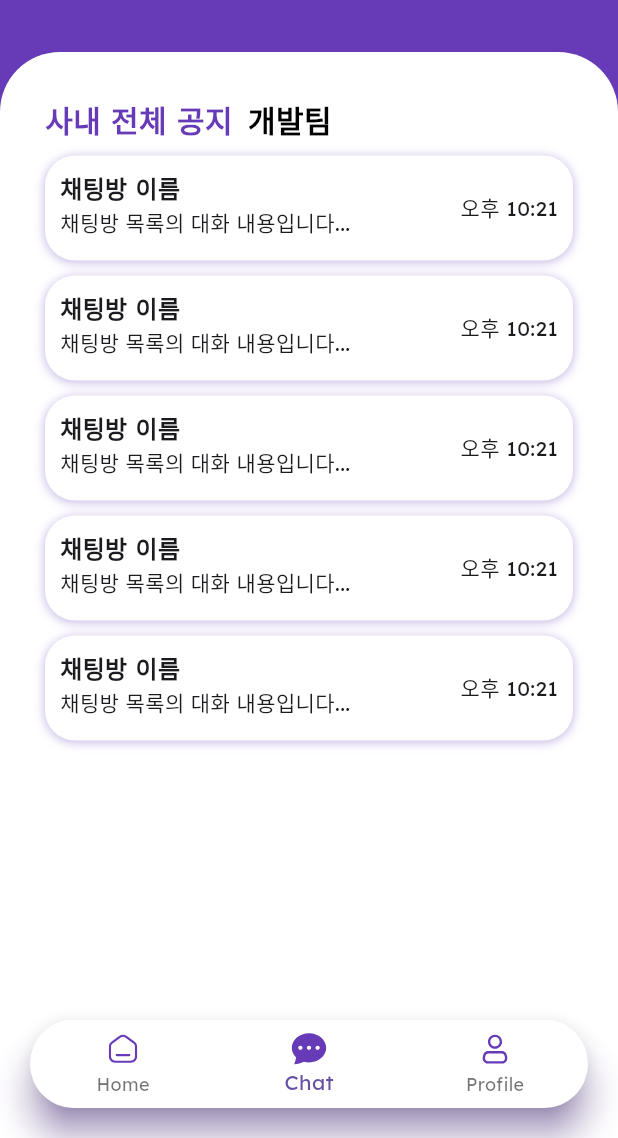
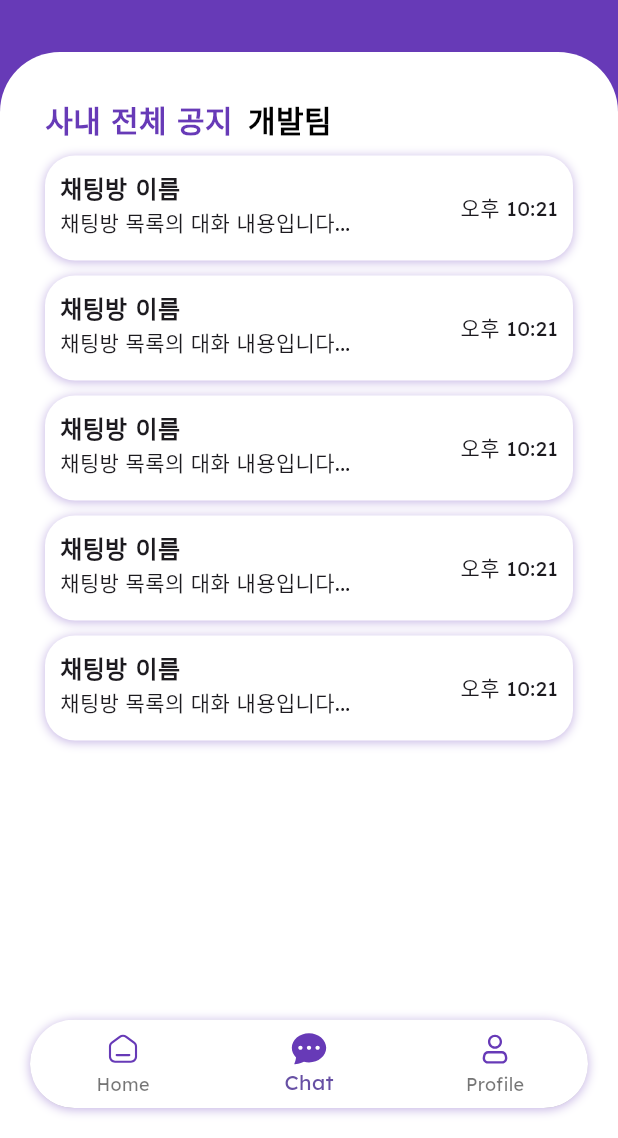
Before and after one commit to kimdo123/ConnexChat, a Flutter app: the HomeScreen screen opened by its route, item 2 of the bottom bar chosen, on a phone screen of 412 x 824 dp, the part 98-1236 px from its top. Run offline on Flutter 3.47's test engine with Material 3 defaults, Android fonts, the phone set to English and light mode, and no system bars; our stand-ins replace flutter_svg.

Commit message:
슬라이드 전 최종

```diff
--- a/lib/utils/util.dart
+++ b/lib/utils/util.dart
@@ -1,10 +1,8 @@
-import 'dart:ui';
-
 import 'package:flutter/cupertino.dart';
 import 'package:flutter_svg/flutter_svg.dart';
 
 class Utils {
-  static svg(String name, double size, Color? color) {
+  static svg(String name, double? size, Color? color) {
     return SvgPicture.asset(
       'assets/$name.svg',
       width: size,
--- a/lib/view/bottom_navi/chat.dart
+++ b/lib/view/bottom_navi/chat.dart
@@ -1,3 +1,4 @@
+import 'dart:developer';
 import 'package:connex_chat/utils/util.dart';
 import 'package:connex_chat/widget/s_popup.dart';
 import 'package:flutter/material.dart';
@@ -31,7 +32,6 @@ class _ChatState extends State<Chat> {
                     child: Row(
                       children: [
                         SizedBox(width: 10),
-                        // TODO API
                         Text(
                           '채팅방 목록',
                           style: TextStyle(
@@ -41,7 +41,6 @@ class _ChatState extends State<Chat> {
                           ),
                         ),
                         Expanded(child: SizedBox()),
-                        // TODO 다이얼로그
                         GestureDetector(
                           onTap: () => openDialog(context),
                           child: Utils.svg('chat_plus', 30, Colors.white),
@@ -144,7 +143,12 @@ class _ChatState extends State<Chat> {
   }
 
   Widget chatingRoom() {
-    return Container(
+    return GestureDetector(
+      onTap: (){
+        // TODO API 채팅방
+        log('채팅방 들어가기');
+      },
+      child: Container(
         height: 70,
         decoration: BoxDecoration(
           color: Colors.white,
@@ -180,6 +184,7 @@ class _ChatState extends State<Chat> {
             ],
           ),
         ),
+      ),
     );
   }
 }
--- a/lib/view/bottom_navi/home.dart
+++ b/lib/view/bottom_navi/home.dart
@@ -37,7 +37,7 @@ class _HomeState extends State<Home> {
                       ),
                     ),
                     SizedBox(width: 10),
-                    // TODO API
+                    // TODO API 로그인 이름
                     Text(
                       'Competitor1 님',
                       style: TextStyle(
--- a/lib/view/s_home.dart
+++ b/lib/view/s_home.dart
@@ -3,7 +3,6 @@ import 'package:connex_chat/view/bottom_navi/chat.dart';
 import 'package:connex_chat/view/bottom_navi/home.dart';
 import 'package:connex_chat/view/bottom_navi/profile.dart';
 import 'package:flutter/material.dart';
-import 'package:flutter_svg/flutter_svg.dart';
 
 class HomeScreen extends StatefulWidget {
   const HomeScreen({super.key});
@@ -32,10 +31,17 @@ class _HomeScreenState extends State<HomeScreen> {
       ),
       bottomNavigationBar: Padding(
         padding: EdgeInsetsGeometry.all(20),
-        child: Material(
-          elevation: 10,
-          shadowColor: Colors.deepPurple,
-          borderRadius: BorderRadius.circular(100),
+        child: Container(
+          decoration: BoxDecoration(
+            boxShadow: [
+              BoxShadow(
+                color: Colors.deepPurple.withOpacity(0.4),
+                blurRadius: 5,
+                offset: Offset(0, 1)
+              ),
+            ],
+            borderRadius: BorderRadius.circular(100)
+          ),
           child: ClipRRect(
             borderRadius: BorderRadius.circular(100),
             child: BottomNavigationBar(
--- a/lib/view/s_login.dart
+++ b/lib/view/s_login.dart
@@ -1,7 +1,6 @@
 import 'package:connex_chat/utils/util.dart';
 import 'package:connex_chat/widget/custom_text_form_field.dart';
 import 'package:flutter/material.dart';
-import 'package:flutter_svg/flutter_svg.dart';
 
 class LoginScreen extends StatefulWidget {
   const LoginScreen({super.key});
@@ -47,10 +46,7 @@ class _LoginScreenState extends State<LoginScreen> {
                 children: [
                   Row(
                     children: [
-                      SvgPicture.asset(
-                        'assets/logo.svg',
-                        color: Colors.white,
-                      ),
+                      Utils.svg('logo', null, Colors.white),
                       SizedBox(
                         width: 10,
                       ),
--- a/lib/widget/s_popup.dart
+++ b/lib/widget/s_popup.dart
@@ -2,7 +2,6 @@ import 'dart:developer';
 import 'package:connex_chat/utils/util.dart';
 import 'package:connex_chat/widget/custom_text_form_field.dart';
 import 'package:flutter/material.dart';
-import 'package:flutter/rendering.dart';
 
 void openDialog(BuildContext context) {
   showDialog(
```
Also changed, not shown: lib/view/s_splash.dart (+10 -16 lines). Lines whose indentation alone changed are shown as unchanged.
